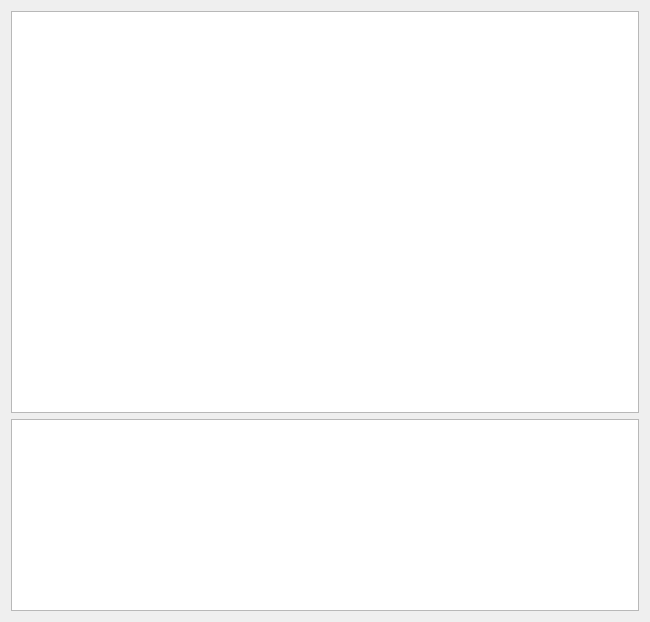
This is cbr/primer/visual/PrimerViewer.ui in TUM-CBR/pymol-plugins as Qt 5 draws it before an edit. The edited form follows.
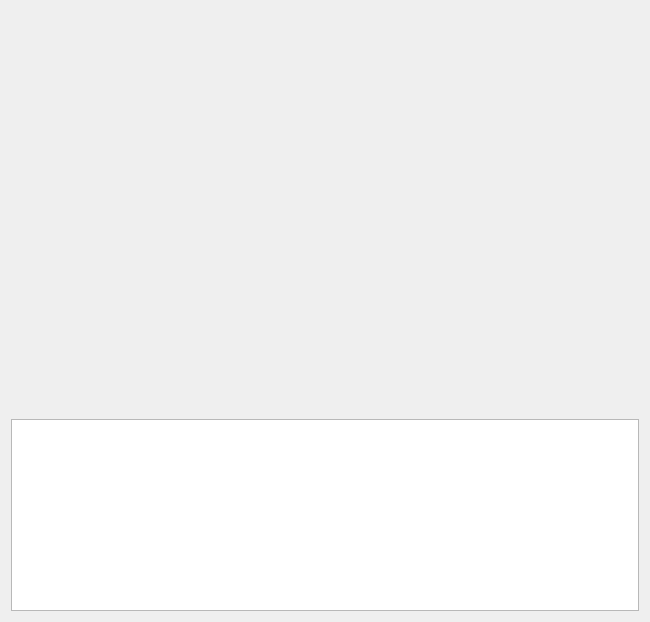
This is the edited form.

Patch:
```diff
--- a/cbr/primer/visual/PrimerViewer.ui
+++ b/cbr/primer/visual/PrimerViewer.ui
@@ -13,9 +13,9 @@
   <property name="windowTitle">
    <string>Form</string>
   </property>
-  <layout class="QVBoxLayout" name="verticalLayout" stretch="1,0">
+  <layout class="QVBoxLayout" name="verticalLayout" stretch="3,0">
    <item>
-    <widget class="QTableWidget" name="sequenceTable"/>
+    <widget class="QWidget" name="resultsWidget" native="true"/>
    </item>
    <item>
     <widget class="QTableWidget" name="primersTable"/>
```
